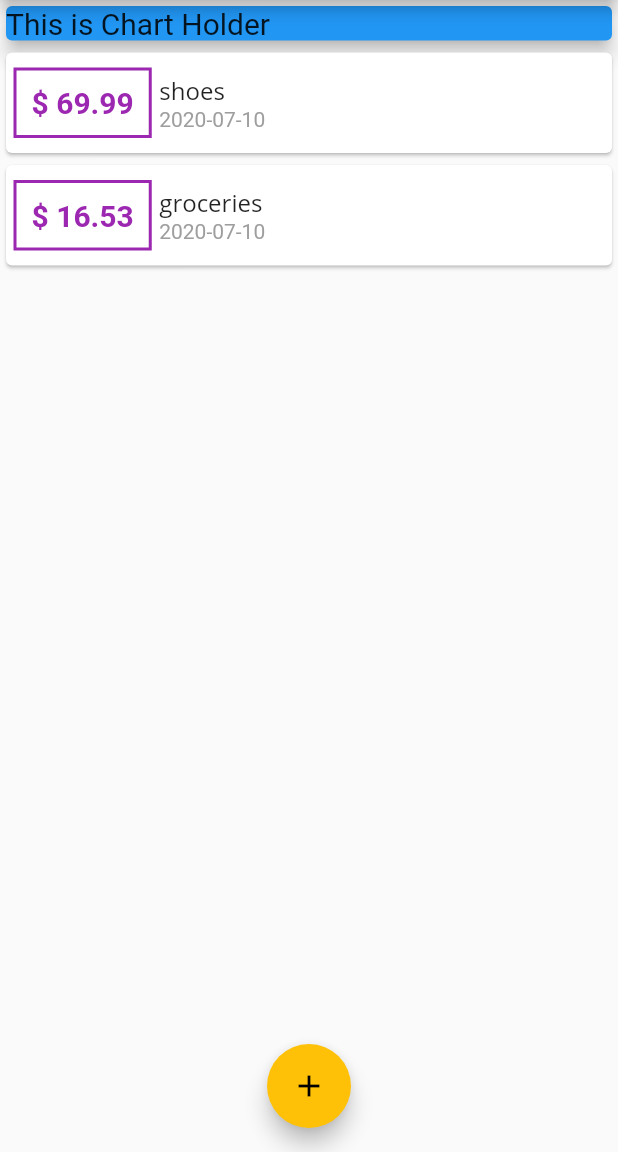
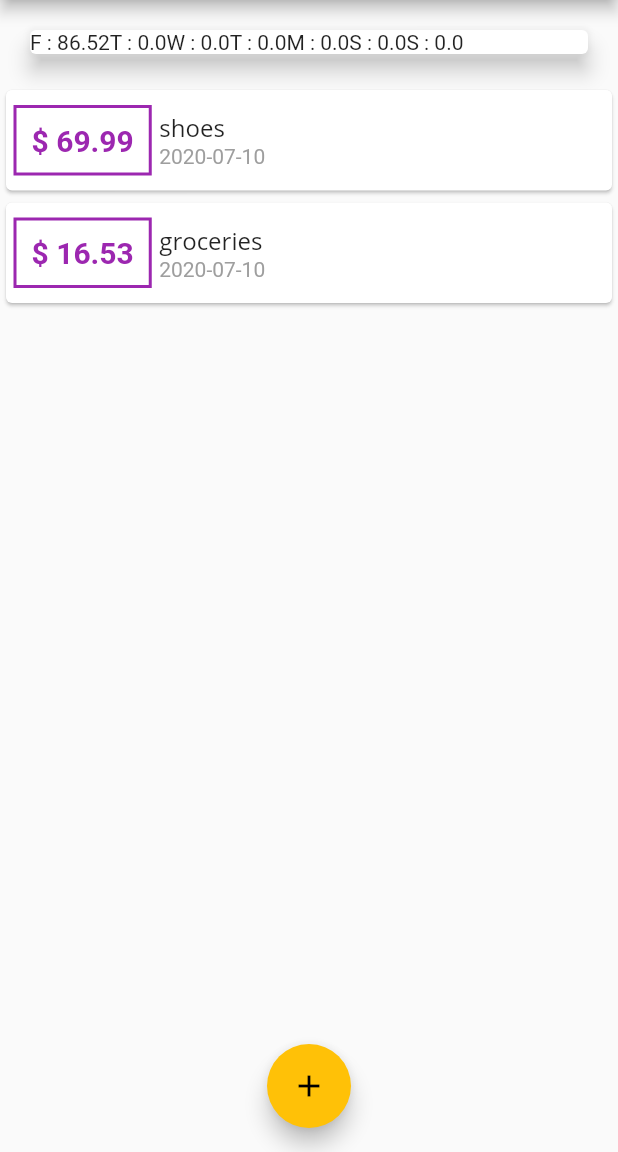
Before and after one commit to praveenbapuram/flutter_expense_calculator, a Flutter app: the screen it shows after launch, on a phone screen of 412 x 824 dp, the part 84-1236 px from its top. Run offline on Flutter 3.47's test engine with Material 2 defaults, Android fonts, the phone set to English and light mode, and no system bars.

Commit message:
Adding Chart . Adding Chart_bar

```diff
--- a/lib/main.dart
+++ b/lib/main.dart
@@ -1,4 +1,5 @@
 import 'package:flutter/material.dart';
+import 'package:flutter_expense_calculator/widgets/chart.dart';
 import 'package:flutter_expense_calculator/widgets/new_transaction.dart';
 import 'package:flutter_expense_calculator/widgets/transaction_list.dart';
 
@@ -52,6 +53,12 @@ class _MyHomePageState extends State<MyHomePage> {
     });
   }
 
+  List<Transaction> get _recentTransactions {
+    return _usertransctions.where((txn) {
+      return txn.date.isAfter(DateTime.now().subtract(Duration(days: 7)));
+    }).toList();
+  }
+
   final List<Transaction> _usertransctions = [
     Transaction(id: 't1', tittle: 'shoes', amount: 69.99, date: DateTime.now()),
     Transaction(
@@ -89,16 +96,8 @@ class _MyHomePageState extends State<MyHomePage> {
           mainAxisAlignment: MainAxisAlignment.start,
           crossAxisAlignment: CrossAxisAlignment.stretch,
           children: <Widget>[
-            Card(
-              child: Container(
-                width: double.infinity,
-                child: Text(
-                  "This is Chart Holder",
-                  style: TextStyle(fontSize: 20),
-                ),
-              ),
-              color: Colors.blue,
-              elevation: 5,
+            Chart(
+              recentTransactions: _recentTransactions,
             ),
             TransactionList(_usertransctions)
           ],
--- a/lib/widgets/chart.dart
+++ b/lib/widgets/chart.dart
@@ -10,7 +10,7 @@ class Chart extends StatelessWidget {
   List<Map<String, Object>> get groupTransactionValues {
     return List.generate(7, (index) {
       final weekDay = DateTime.now().subtract(Duration(days: index));
-      double totalSum;
+      double totalSum = 0.0;
       for (int i = 0; i < recentTransactions.length; i++) {
         if (recentTransactions[i].date.day == weekDay.day &&
             recentTransactions[i].date.month == weekDay.month &&
@@ -18,17 +18,29 @@ class Chart extends StatelessWidget {
           totalSum += recentTransactions[i].amount;
         }
       }
-      return {'day': DateFormat.E(weekDay), 'amount': totalSum};
+      print(DateFormat.E().format(weekDay));
+      print(totalSum);
+      return {
+        'day': DateFormat.E().format(weekDay).substring(0, 1),
+        'amount': totalSum
+      };
     });
   }
 
   @override
   Widget build(BuildContext context) {
+    print(groupTransactionValues);
     return Card(
       elevation: 6,
       margin: EdgeInsets.all(20),
       child: Row(
-        children: <Widget>[],
+        children: <Widget>[
+          Row(
+            children: groupTransactionValues.map((data) {
+              return Text('${data['day']} : ${data['amount']}');
+            }).toList(),
+          )
+        ],
       ),
     );
   }
```
Also changed, not shown: lib/widgets/chart_bar.dart (added, +49 -0 lines).
